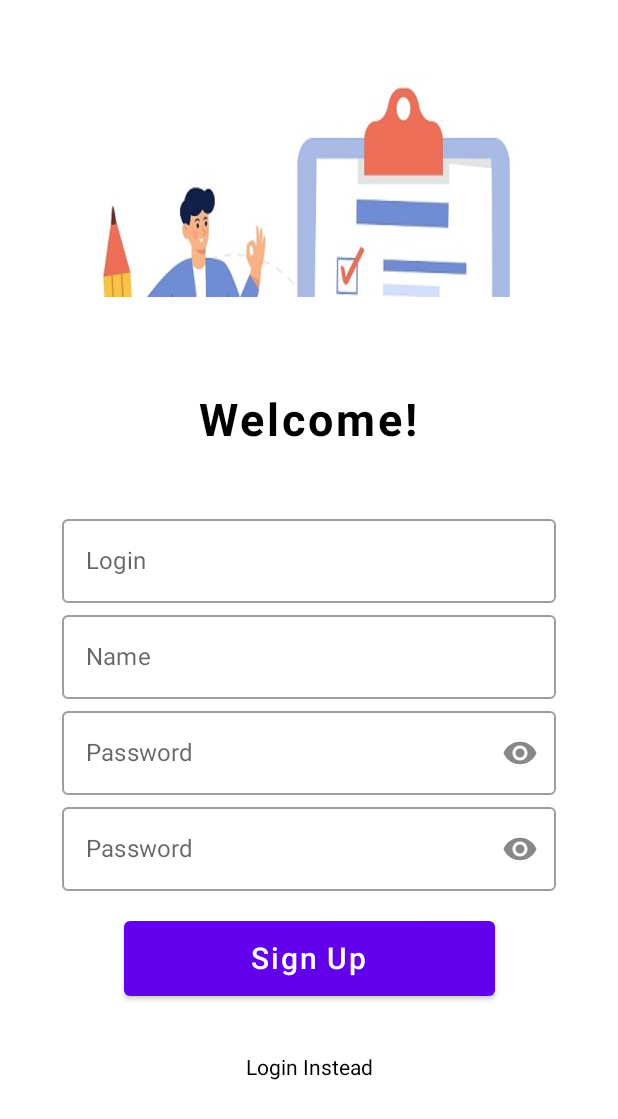
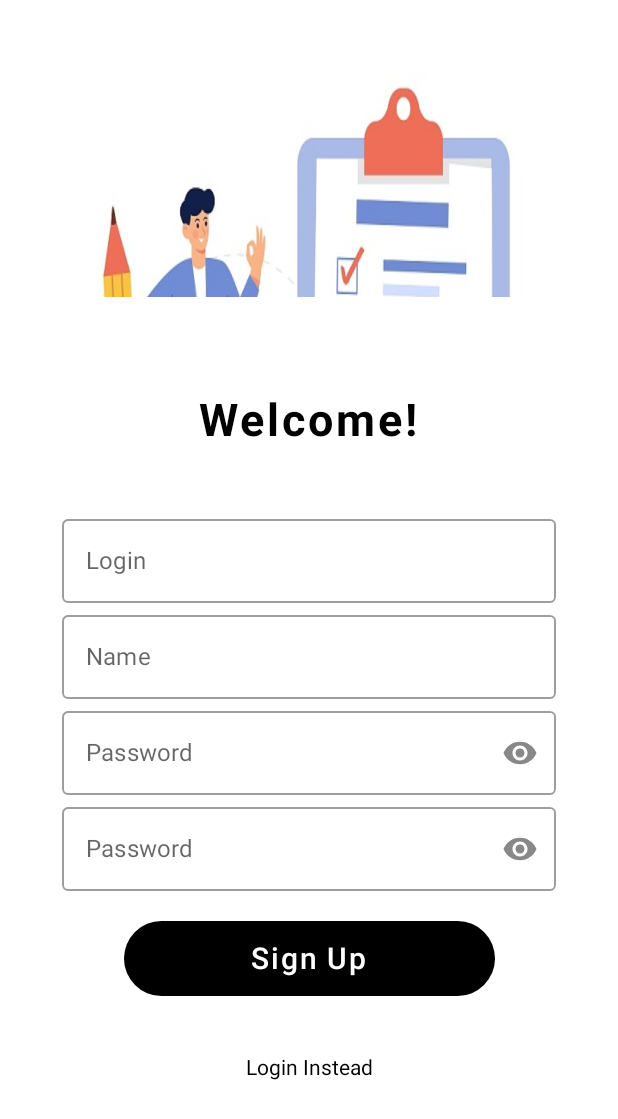
Before and after one commit to dmouze/notepad, an Android app built with Jetpack Compose: the RegisterPage screen opened through its navigation route, on a phone screen of 412 x 824 dp. Shown: the top 1119 px of the screen. Run offline under Robolectric (Android 15) with nearby library versions, the light colour scheme and no system bars; our stand-ins replace Room's generated code; 1 statement that could not run was skipped.

Commit message:
Mateusz
poprawki estetyczne ciąg dalszy

```diff
--- a/app/src/main/java/com/example/notepad/composable/login_register/LoginPage.kt
+++ b/app/src/main/java/com/example/notepad/composable/login_register/LoginPage.kt
@@ -15,6 +15,7 @@ import androidx.compose.foundation.layout.padding
 import androidx.compose.foundation.lazy.LazyColumn
 import androidx.compose.foundation.shape.CircleShape
 import androidx.compose.material.Button
+import androidx.compose.material.ButtonDefaults
 import androidx.compose.material.Icon
 import androidx.compose.material.IconButton
 import androidx.compose.material.OutlinedTextField
@@ -39,6 +40,7 @@ import androidx.navigation.NavController
 import com.example.notepad.R
 import com.example.notepad.composable.notes.NotesViewModel
 import com.example.notepad.ui.theme.primaryColor
+import com.example.notepad.ui.theme.textWhiteColor
 import kotlinx.coroutines.runBlocking
 
 @Composable
@@ -114,6 +116,7 @@ fun LoginPage(
                 Spacer(modifier = Modifier.padding(10.dp))
 
                 Button(
+                    colors = ButtonDefaults.buttonColors(backgroundColor = Color.Black),
                     onClick = {
                         userViewModel.logout()
                         val userExists = runBlocking {
@@ -164,7 +167,7 @@ fun LoginPage(
                         .height(50.dp)
                         .clip(CircleShape)
                 ) {
-                    Text(text = "Sign In", fontSize = 20.sp, color = Color.White)
+                    Text(text = "Sign In", fontSize = 20.sp, color = textWhiteColor)
                 }
 
                 Spacer(modifier = Modifier.padding(20.dp))
--- a/app/src/main/java/com/example/notepad/composable/login_register/RegisterPage.kt
+++ b/app/src/main/java/com/example/notepad/composable/login_register/RegisterPage.kt
@@ -14,7 +14,9 @@ import androidx.compose.foundation.layout.fillMaxWidth
 import androidx.compose.foundation.layout.height
 import androidx.compose.foundation.layout.padding
 import androidx.compose.foundation.lazy.LazyColumn
+import androidx.compose.foundation.shape.CircleShape
 import androidx.compose.material.Button
+import androidx.compose.material.ButtonDefaults
 import androidx.compose.material.Icon
 import androidx.compose.material.IconButton
 import androidx.compose.material.OutlinedTextField
@@ -25,6 +27,7 @@ import androidx.compose.runtime.mutableStateOf
 import androidx.compose.runtime.remember
 import androidx.compose.ui.Alignment
 import androidx.compose.ui.Modifier
+import androidx.compose.ui.draw.clip
 import androidx.compose.ui.graphics.Color
 import androidx.compose.ui.layout.ContentScale
 import androidx.compose.ui.platform.LocalContext
@@ -39,6 +42,7 @@ import androidx.lifecycle.viewmodel.compose.viewModel
 import androidx.navigation.NavController
 import com.example.notepad.R
 import com.example.notepad.ui.theme.primaryColor
+import com.example.notepad.ui.theme.textWhiteColor
 import kotlinx.coroutines.runBlocking
 
 
@@ -303,8 +307,10 @@ fun RegisterPage(
                             modifier = Modifier
                                 .fillMaxWidth(0.6f)
                                 .height(50.dp)
+                                .clip(CircleShape),
+                            colors = ButtonDefaults.buttonColors(backgroundColor = Color.Black)
                         ) {
-                            Text(text = "Sign Up", fontSize = 20.sp, color = Color.White)
+                            Text(text = "Sign Up", fontSize = 20.sp, color = textWhiteColor)
                         }
                     }
                     Spacer(modifier = Modifier.padding(20.dp))
--- a/app/src/main/java/com/example/notepad/ui/theme/Color.kt
+++ b/app/src/main/java/com/example/notepad/ui/theme/Color.kt
@@ -4,6 +4,7 @@ import androidx.compose.ui.graphics.Color
 
 val PurpleGrey80 = Color(0xFFCCC2DC)
 val Pink80 = Color(0xFFEFB8C8)
+val textWhiteColor = Color(0xFFFFFFFF)
 
 val PurpleGrey40 = Color(0xFF625b71)
 val Pink40 = Color(0xFF7D5260)
```
Also changed, not shown: app/src/main/java/com/example/notepad/composable/notes/NoteList.kt (+85 -10 lines).
